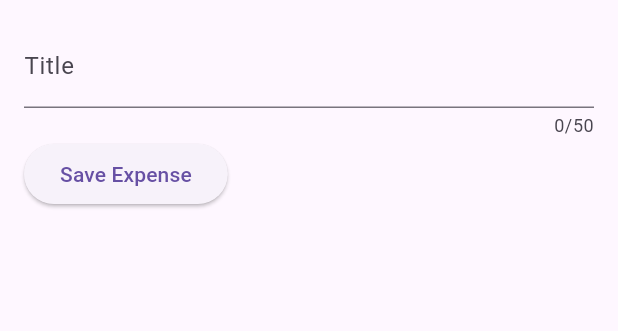
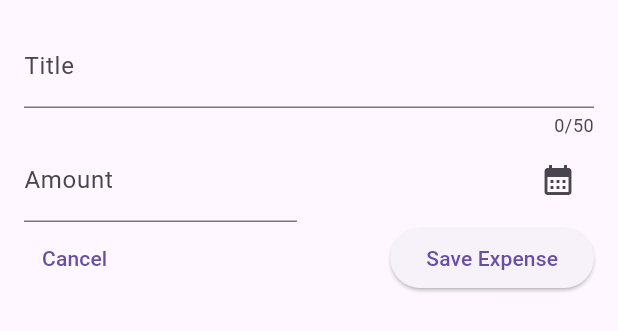
Before and after one commit to Gabones/academind_flutter_course, a Flutter app: the NewExpense widget shown alone on an empty page, opened directly, on a phone screen of 412 x 824 dp. Shown: the top 331 px of the screen. Run offline on Flutter 3.47's test engine with Material 2 defaults, Android fonts, the phone set to English and light mode, and no system bars; our stand-ins replace google_fonts.

Commit message:
modal changes

```diff
--- a/expenses_tracker_app/lib/widgets/new_expense.dart
+++ b/expenses_tracker_app/lib/widgets/new_expense.dart
@@ -1,4 +1,6 @@
 import 'package:flutter/material.dart';
+
+import '../models/expense.dart';
 
 class NewExpense extends StatefulWidget {
   const NewExpense({super.key});
@@ -8,10 +10,31 @@ class NewExpense extends StatefulWidget {
 }
 
 class _NewExpenseState extends State<NewExpense> {
-  String _enteredTitle = '';
+  final _titleController = TextEditingController();
+  final _amountController = TextEditingController();
+  DateTime? _pickedDate;
 
-  void _saveTitleInput(String inputValue) {
-    _enteredTitle = inputValue;
+  void _presentDatePicker() async {
+    final now = DateTime.now();
+    final firstDate = DateTime(now.year - 1, now.month, now.day);
+
+    var date = await showDatePicker(
+      context: context,
+      initialDate: now,
+      firstDate: firstDate,
+      lastDate: now,
+    );
+
+    setState(() {
+      _pickedDate = date;
+    });
+  }
+
+  @override
+  void dispose() {
+    _titleController.dispose();
+    _amountController.dispose();
+    super.dispose();
   }
 
   @override
@@ -21,17 +44,60 @@ class _NewExpenseState extends State<NewExpense> {
       child: Column(
         children: [
           TextField(
-            onChanged: _saveTitleInput,
+            controller: _titleController,
             maxLength: 50,
             decoration: const InputDecoration(
               label: Text('Title'),
             ),
           ),
           Row(
+            crossAxisAlignment: CrossAxisAlignment.center,
             children: [
+              Expanded(
+                child: TextField(
+                  controller: _amountController,
+                  keyboardType: TextInputType.number,
+                  decoration: const InputDecoration(
+                    prefix: Text('\$'),
+                    label: Text('Amount'),
+                  ),
+                ),
+              ),
+              const SizedBox(
+                width: 16,
+              ),
+              Expanded(
+                child: Row(
+                  mainAxisAlignment: MainAxisAlignment.end,
+                  crossAxisAlignment: CrossAxisAlignment.center,
+                  children: [
+                    Text(
+                      _pickedDate != null ? formatter.format(_pickedDate!) : "",
+                    ),
+                    IconButton(
+                      onPressed: _presentDatePicker,
+                      icon: const Icon(Icons.calendar_month),
+                    ),
+                  ],
+                ),
+              )
+            ],
+          ),
+          Row(
+            mainAxisAlignment: MainAxisAlignment.spaceBetween,
+            children: [
+              TextButton(
+                onPressed: () {
+                  _titleController.clear();
+                  _amountController.clear();
+                  Navigator.pop(context);
+                },
+                child: const Text('Cancel'),
+              ),
               ElevatedButton(
                 onPressed: () {
-                  print(_enteredTitle);
+                  print(_titleController.text);
+                  print(_amountController.text);
                 },
                 child: const Text('Save Expense'),
               ),
```
